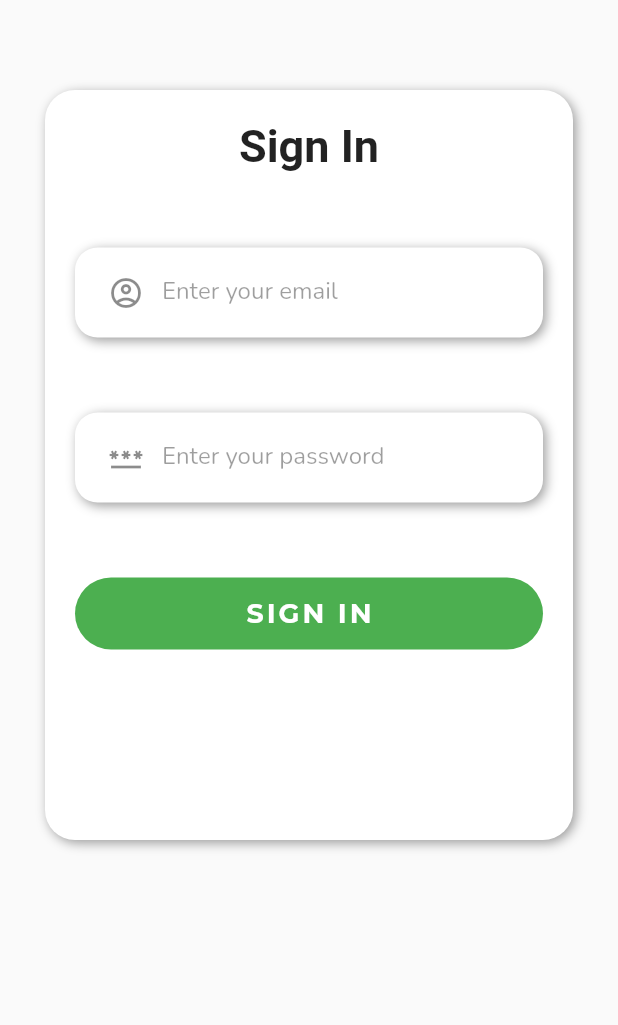
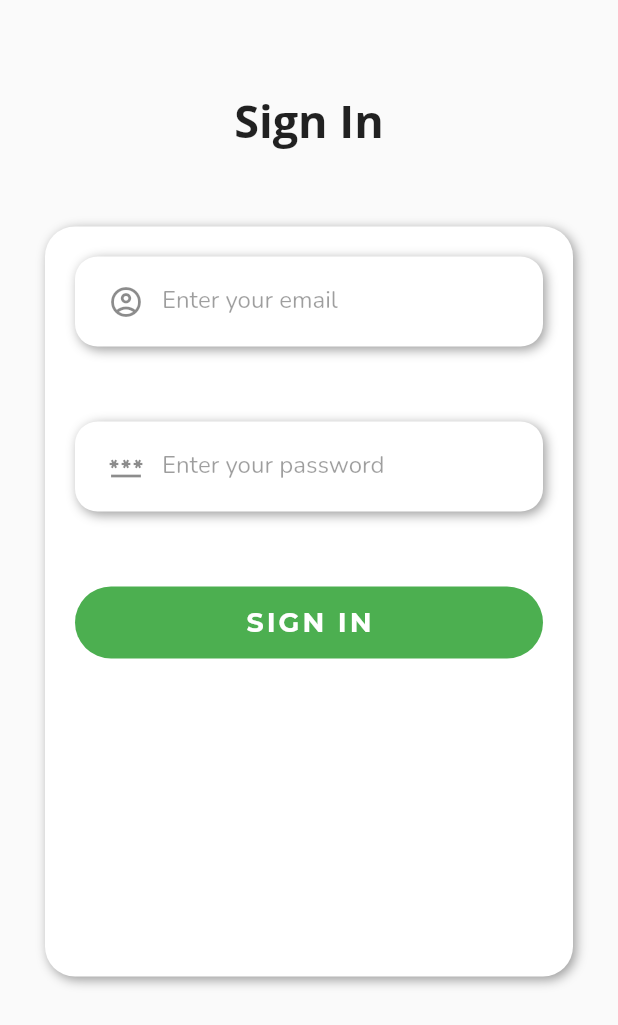
Before and after one commit to ILoveBacteria/namakala, a Flutter app: the Login screen opened directly, on a phone screen of 412 x 824 dp. Shown: the top 1025 px of the screen. Run offline on Flutter 3.47's test engine with Material 2 defaults, Android fonts, the phone set to English and light mode, and no system bars; our stand-ins replace google_fonts; Roboto replaces fonts that are missing (OpenSans).

Commit message:
Code refactored

```diff
--- a/lib/main.dart
+++ b/lib/main.dart
@@ -1,4 +1,5 @@
 import 'package:flutter/material.dart';
+import 'package:namakala/screens/login.dart';
 
 void main() {
   runApp(const MyApp());
@@ -11,11 +12,11 @@ class MyApp extends StatelessWidget {
   Widget build(BuildContext context) {
     return MaterialApp(
       debugShowCheckedModeBanner: false,
-      title: 'Flutter Demo',
+      title: 'Namakala',
       theme: ThemeData(
         primarySwatch: Colors.blue,
       ),
-      home: const Scaffold(),
+      home: const Login(),
     );
   }
 }
--- a/lib/screens/login.dart
+++ b/lib/screens/login.dart
@@ -1,5 +1,7 @@
 import 'package:flutter/material.dart';
 import 'package:google_fonts/google_fonts.dart';
+import 'package:namakala/widgets/field.dart';
+import 'package:namakala/utilities/decoration.dart';
 
 class Login extends StatefulWidget {
   const Login({Key? key}) : super(key: key);
@@ -15,26 +17,19 @@ class _LoginState extends State<Login> {
       onTap: () => FocusScope.of(context).unfocus(),
       child: Scaffold(
         body: SingleChildScrollView(
-          child: Container(
+          child: Padding(
+            padding: const EdgeInsets.only(top: 60.0, left: 30.0, right: 30.0),
+            child: Column(
+              children: [
+                _buildSignInText(),
+                const SizedBox(height: 50.0),
+                Container(
                   width: double.infinity,
                   height: 500.0,
-            margin: const EdgeInsets.only(left: 30.0, right: 30.0, top: 60.0),
                   padding: const EdgeInsets.all(20.0),
-            decoration: BoxDecoration(
-              color: Colors.white,
-              borderRadius: BorderRadius.circular(20.0),
-              boxShadow: const [
-                BoxShadow(
-                  color: Colors.black38,
-                  blurRadius: 6.0,
-                  offset: Offset(2, 2),
-                ),
-              ],
-            ),
+                  decoration: containerDecoration(),
                   child: Column(
                     children: [
-                _buildSignIn(),
-                const SizedBox(height: 50),
                       _buildEmail(),
                       const SizedBox(height: 50),
                       _buildPassword(),
@@ -43,69 +38,47 @@ class _LoginState extends State<Login> {
                     ],
                   ),
                 ),
+              ],
+            ),
+          ),
         )
       ),
     );
   }
 
-  Widget _fieldContainer(Widget child) {
-    return Container(
-      height: 60.0,
-      alignment: Alignment.centerLeft,
-      padding: const EdgeInsets.only(left: 10.0),
-      decoration: BoxDecoration(
-        color: Colors.white,
-        borderRadius: BorderRadius.circular(15.0),
-        boxShadow: const [
-          BoxShadow(
-            color: Colors.black38,
-            blurRadius: 6.0,
-            offset: Offset(2, 2),
-          ),
-        ],
-      ),
-      child: child
-    );
-  }
-
   Widget _buildEmail() {
-    return _fieldContainer(
+    return Field.container(
       TextField(
         keyboardType: TextInputType.emailAddress,
         decoration: InputDecoration(
           hintText: 'Enter your email',
-            hintStyle: GoogleFonts.nunito(
-              color: Colors.black38,
-            ),
-          border: InputBorder.none,
-          prefixIcon: Icon(Icons.account_circle_outlined)
+          hintStyle: Field.hintStyle(),
+          border: Field.border(),
+          prefixIcon: const Icon(Icons.account_circle_outlined)
         ),
       )
     );
   }
 
   Widget _buildPassword() {
-    return _fieldContainer(
+    return Field.container(
       TextField(
         obscureText: true,
         decoration: InputDecoration(
           hintText: 'Enter your password',
-          hintStyle: GoogleFonts.nunito(
-            color: Colors.black38,
-          ),
-          border: InputBorder.none,
-          prefixIcon: Icon(Icons.password_outlined)),
+          hintStyle: Field.hintStyle(),
+          border: Field.border(),
+          prefixIcon: const Icon(Icons.password_outlined)),
     ));
   }
 
-  Widget _buildSignIn() {
-    return const Text(
+  Widget _buildSignInText() {
+    return Text(
       'Sign In',
-      style: TextStyle(
-        fontFamily: 'OpenSans',
+      style: GoogleFonts.openSans(
         fontSize: 30.0,
-        fontWeight: FontWeight.bold,
-      ),
+        fontWeight: FontWeight.w700,
+      )
     );
   }
 
--- /dev/null
+++ b/lib/utilities/decoration.dart
@@ -0,0 +1,29 @@
+import 'package:flutter/material.dart';
+
+BoxDecoration containerDecoration() {
+  return BoxDecoration(
+    color: Colors.white,
+    borderRadius: BorderRadius.circular(20.0),
+    boxShadow: const [
+      BoxShadow(
+        color: Colors.black38,
+        blurRadius: 6.0,
+        offset: Offset(2, 2),
+      ),
+    ],
+  );
+}
+
+BoxDecoration fieldDecoration() {
+  return BoxDecoration(
+    color: Colors.white,
+    borderRadius: BorderRadius.circular(15.0),
+    boxShadow: const [
+      BoxShadow(
+        color: Colors.black38,
+        blurRadius: 6.0,
+        offset: Offset(2, 2),
+      ),
+    ],
+  );
+}
--- /dev/null
+++ b/lib/widgets/field.dart
@@ -0,0 +1,25 @@
+import 'package:flutter/material.dart';
+import 'package:google_fonts/google_fonts.dart';
+import '../utilities/decoration.dart';
+
+class Field {
+  static hintStyle() {
+    return GoogleFonts.nunito(
+      color: Colors.black38,
+    );
+  }
+
+  static border() {
+    return InputBorder.none;
+  }
+
+  static container(Widget child) {
+    return Container(
+        height: 60.0,
+        alignment: Alignment.centerLeft,
+        padding: const EdgeInsets.only(left: 10.0),
+        decoration: fieldDecoration(),
+        child: child
+    );
+  }
+}
```
Lines whose indentation alone changed are shown as unchanged.
